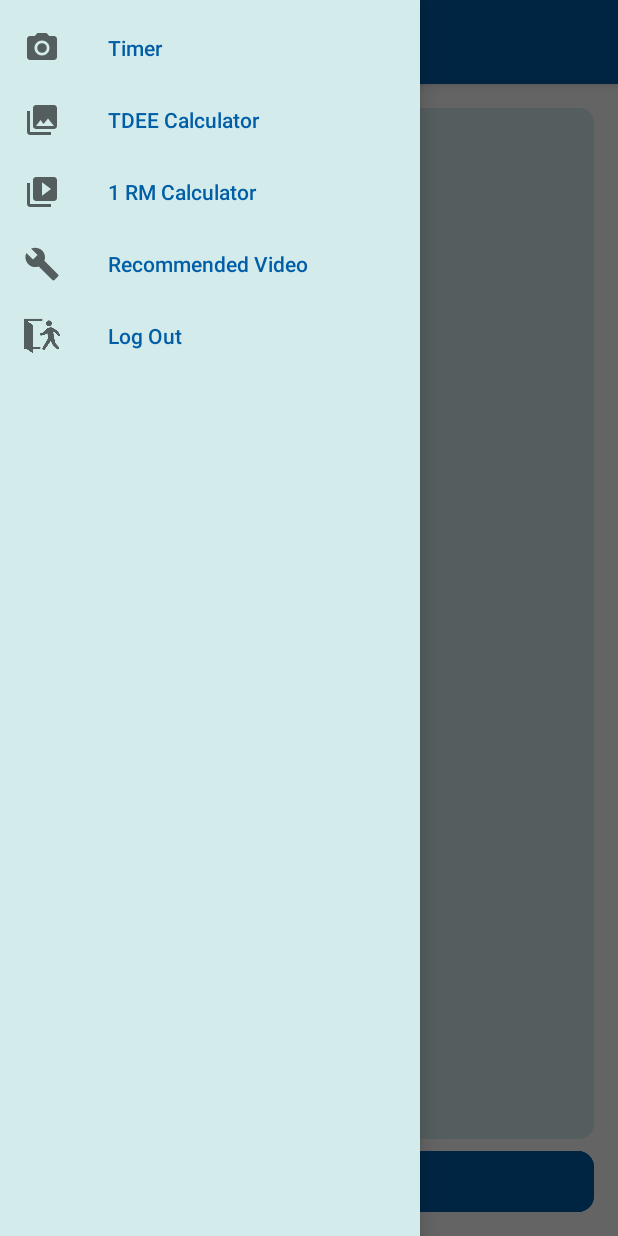
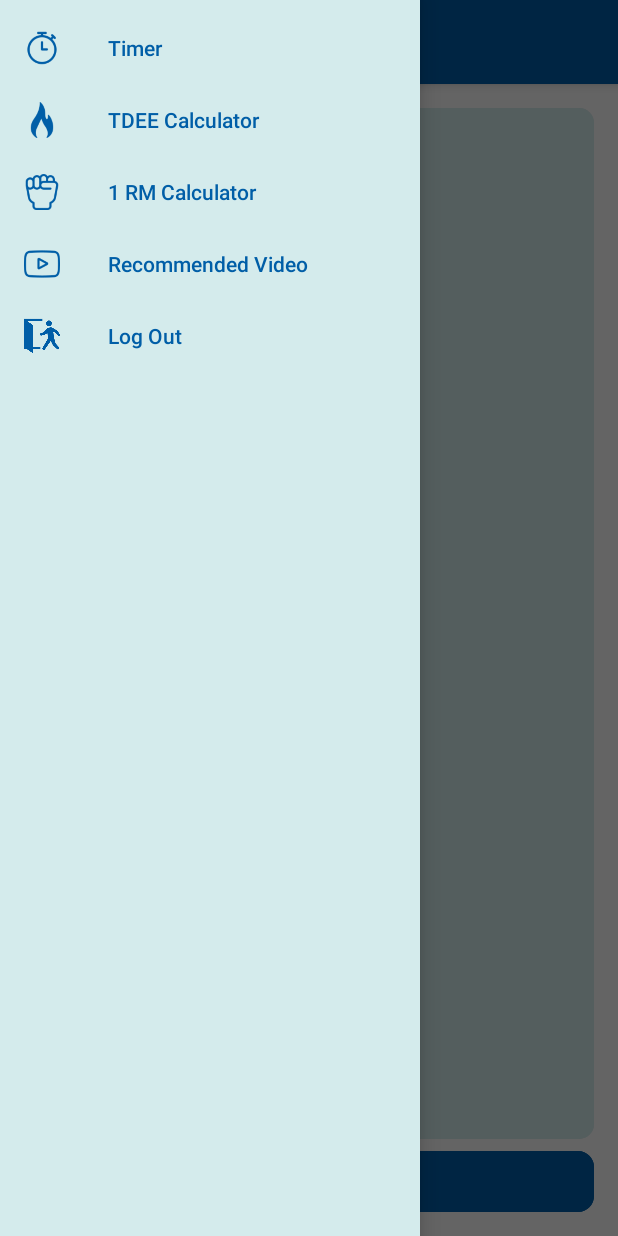
Before and after one commit to PsWang1991/Fitracker, an Android app: the TimerFragment screen opened through its navigation route, with the side drawer open, on a phone screen of 412 x 824 dp. Run offline under Robolectric (Android 15) with nearby library versions, the phone set to English and light mode, and no system bars; our stand-ins replace Firebase (no records; nobody signed in at launch, a user with empty details on screens opened directly), data binding; libraries missing offline, so code that uses them is left out: com.jakewharton.threetenabp, com.kizitonwose.calendarview; 5 statements that could not run were skipped.

Commit message:
UI design V2
1. Adjusted height of add button on interval timer.
2. Change icons of every item on drawer.

```diff
--- a/app/src/main/res/layout/activity_main.xml
+++ b/app/src/main/res/layout/activity_main.xml
@@ -100,9 +100,8 @@
                 app:menu="@menu/activity_main_drawer"
                 tools:visibility="visible"
                 app:itemTextColor="@color/colorText"
-                android:background="@color/colorBackground"/>
+                android:background="@color/colorBackground"
+                app:itemIconTint="@color/colorText"/>
 
     </androidx.drawerlayout.widget.DrawerLayout>
 </layout>
-
-        <!--android:background="@{viewModel.currentFragmentType == CurrentFragmentType.WORKOUT || viewModel.currentFragmentType == CurrentFragmentType.NUTRITION || viewModel.currentFragmentType == CurrentFragmentType.INBODY ? @drawable/ic_show_chart_black_24dp : @drawable/ic_record_black_24dp}"/>-->
--- a/app/src/main/res/layout/fragment_timer.xml
+++ b/app/src/main/res/layout/fragment_timer.xml
@@ -339,7 +339,7 @@
             <androidx.constraintlayout.widget.ConstraintLayout
                     android:id="@+id/layout_btn_add_time_pattern"
                     android:layout_width="0dp"
-                    android:layout_height="wrap_content"
+                    android:layout_height="0dp"
                     android:background="@drawable/btn_text_border_inverse"
                     app:layout_constraintStart_toEndOf="@+id/guideline_vertical_timer"
                     app:layout_constraintEnd_toEndOf="parent"
@@ -351,7 +351,7 @@
                     android:layout_marginEnd="16dp"
                     android:visibility="@{viewModel.reviseMode == true? View.INVISIBLE : View.VISIBLE}"
                     android:onClick="@{() -> viewModel.addTimerPattern()}"
-                    tools:visibility="invisible">
+                    tools:visibility="visible">
                 <androidx.constraintlayout.widget.ConstraintLayout
                         android:id="@+id/btn_add_time_pattern_inner"
                         android:layout_width="wrap_content"
@@ -403,7 +403,7 @@
                     android:layout_marginBottom="4dp"
                     android:visibility="@{viewModel.reviseMode == true? View.VISIBLE : View.INVISIBLE}"
                     android:onClick="@{() -> viewModel.reviseSelectedPattern()}"
-                    tools:visibility="visible">
+                    tools:visibility="invisible">
                 <androidx.constraintlayout.widget.ConstraintLayout
                         android:id="@+id/btn_revise_time_pattern_inner"
                         android:layout_width="wrap_content"
@@ -449,7 +449,7 @@
                     android:layout_marginTop="4dp"
                     android:visibility="@{viewModel.reviseMode == true? View.VISIBLE : View.INVISIBLE}"
                     android:onClick="@{() -> viewModel.deleteSelectedPattern()}"
-                    tools:visibility="visible">
+                    tools:visibility="invisible">
                 <androidx.constraintlayout.widget.ConstraintLayout
                         android:id="@+id/btn_delete_time_pattern_inner"
                         android:layout_width="wrap_content"
--- a/app/src/main/res/menu/activity_main_drawer.xml
+++ b/app/src/main/res/menu/activity_main_drawer.xml
@@ -6,19 +6,19 @@
     <group android:checkableBehavior="single">
         <item
                 android:id="@+id/nav_timer"
-                android:icon="@drawable/ic_menu_camera"
+                android:icon="@drawable/ic_timer_64dp"
                 android:title="@string/menu_timer"/>
         <item
                 android:id="@+id/nav_tdee"
-                android:icon="@drawable/ic_menu_gallery"
+                android:icon="@drawable/ic_tdee_64dp"
                 android:title="@string/menu_tdee"/>
         <item
                 android:id="@+id/nav_1rm"
-                android:icon="@drawable/ic_menu_slideshow"
+                android:icon="@drawable/ic_rm_64dp"
                 android:title="@string/menu_1rm"/>
         <item
                 android:id="@+id/nav_recommended"
-                android:icon="@drawable/ic_menu_manage"
+                android:icon="@drawable/ic_video_64dp"
                 android:title="@string/menu_recommend"/>
         <item
                 android:id="@+id/nav_log_out"
```
Also changed, not shown: app/src/main/res/drawable-v24/ic_rm_64dp.png (added), app/src/main/res/drawable-v24/ic_tdee_64dp.png (added), app/src/main/res/drawable-v24/ic_timer_64dp.png (added), app/src/main/res/drawable-v24/ic_video_64dp.png (added).
